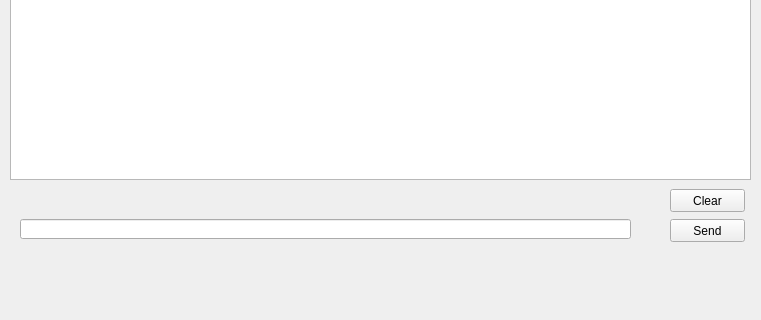
First picture: the form in tcpclient.ui, repository MrHause/CommunicationTester, before the edit; both pictures show x 0 to 761 and y 191 to 511 of the 761 by 511 pixel window.
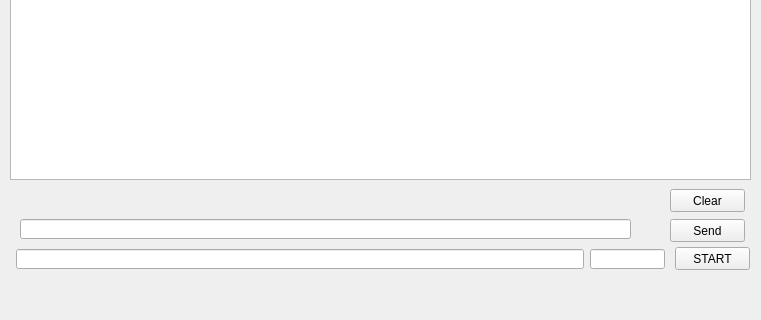
Second picture: the form after the edit.

Commit message: dodanie timera do tcp

What changed in the file:
```diff
--- a/tcpclient.ui
+++ b/tcpclient.ui
@@ -99,6 +99,39 @@
     </rect>
    </property>
   </widget>
+  <widget class="QLineEdit" name="lineEditSetTxt">
+   <property name="geometry">
+    <rect>
+     <x>16</x>
+     <y>440</y>
+     <width>568</width>
+     <height>20</height>
+    </rect>
+   </property>
+  </widget>
+  <widget class="QPushButton" name="ButtonStart">
+   <property name="geometry">
+    <rect>
+     <x>675</x>
+     <y>438</y>
+     <width>75</width>
+     <height>23</height>
+    </rect>
+   </property>
+   <property name="text">
+    <string>START</string>
+   </property>
+  </widget>
+  <widget class="QLineEdit" name="lineEditTimeout">
+   <property name="geometry">
+    <rect>
+     <x>590</x>
+     <y>440</y>
+     <width>75</width>
+     <height>20</height>
+    </rect>
+   </property>
+  </widget>
  </widget>
  <resources/>
  <connections/>
```
The commit also changes 2 other files.
